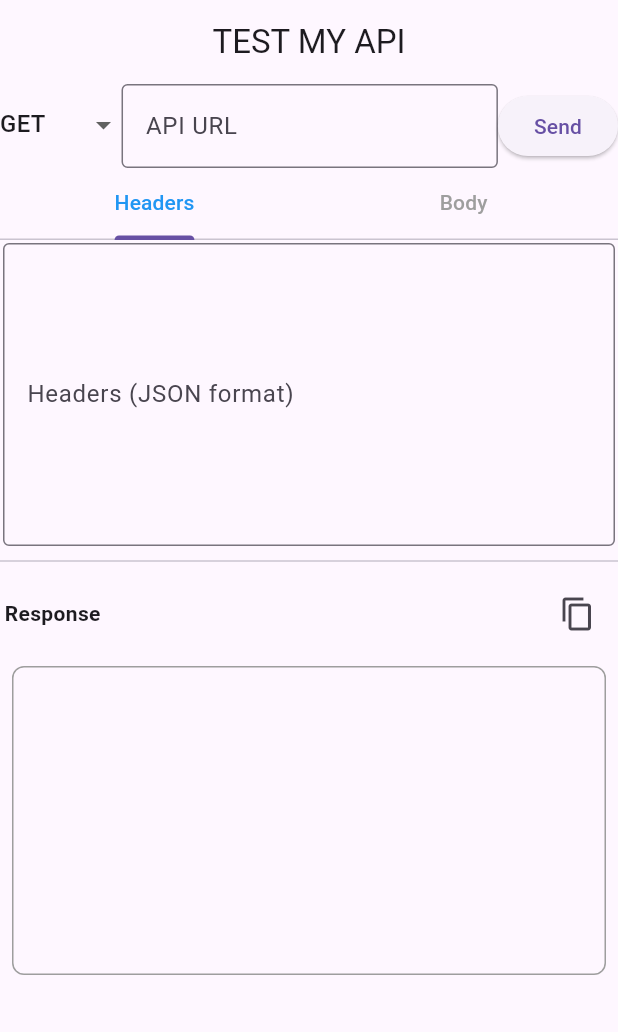
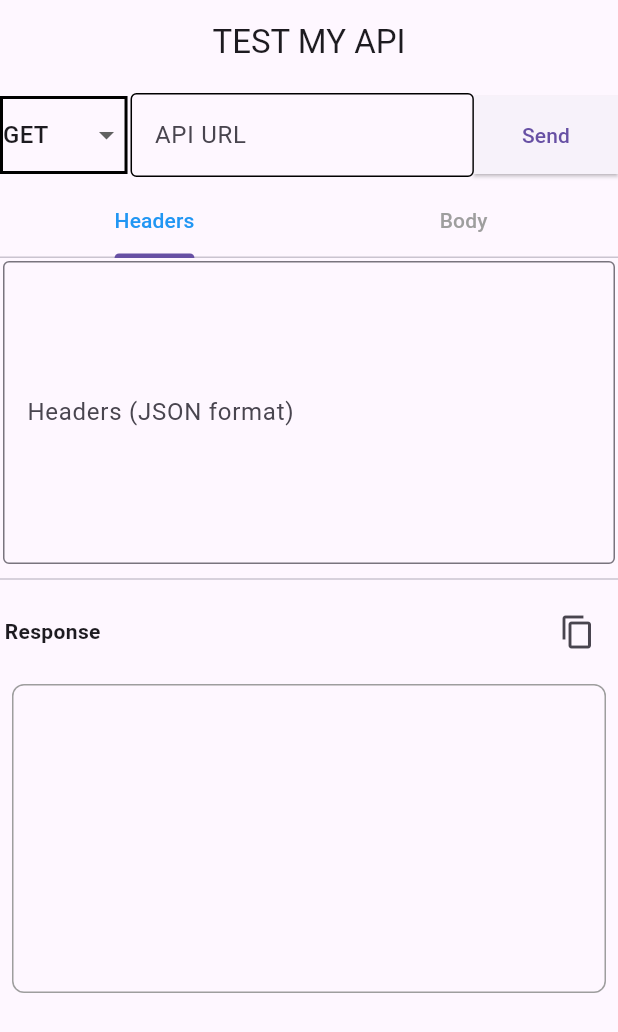
Before and after one commit to neelakandanz/Test-My-Api, a Flutter app: the screen it shows after launch, on a phone screen of 412 x 824 dp. Shown: the top 1032 px of the screen. Run offline on Flutter 3.47's test engine with Material 3 defaults, Android fonts, the phone set to English and light mode, and no system bars; our stand-ins replace dio.

Commit message:
ui refactor and changes
some colors and ui changes

```diff
--- a/lib/app/mvc/view/home_screen.dart
+++ b/lib/app/mvc/view/home_screen.dart
@@ -90,18 +90,26 @@ class ApiTesterHomeState extends State<ApiTesterHome>
         child: Column(
           children: [
             Padding(
-              padding: const EdgeInsets.all(0.0),
+              padding: const EdgeInsets.symmetric(vertical: 6.0),
               child: Row(
                 children: [
                   Container(
-                    height: 50,
-                    color: Colors.transparent,
+                    //     height: 50,
+                    decoration: BoxDecoration(
+                      border: Border.all(
+                          color: Colors.black,
+                          width: 2), // Set border color and width
+                      borderRadius: BorderRadius
+                          .zero, // No rounded corners, rectangular shape
+                    ),
                     child: DropdownButton<String>(
-                      underline: Container(),
+                      underline: Container(), // Hide the default underline
                       value: _selectedMethod,
                       items: _methods.map((method) {
                         return DropdownMenuItem(
-                            value: method, child: Text(method));
+                          value: method,
+                          child: Text(method),
+                        );
                       }).toList(),
                       onChanged: (value) {
                         setState(() {
@@ -110,18 +118,30 @@ class ApiTesterHomeState extends State<ApiTesterHome>
                       },
                     ),
                   ),
+
+                  const SizedBox(
+                    width: 2,
+                  ),
                   Expanded(
-                    child: UrlInputField(
-                        controller: _urlController),
+                    child: UrlInputField(controller: _urlController),
                   ), // Use the new class here
 
                   const SizedBox(width: 0),
                   ElevatedButton(
                     onPressed: _isLoading ? null : _sendRequest,
+                    style: ElevatedButton.styleFrom(
+                      shape: const RoundedRectangleBorder(
+                        borderRadius: BorderRadius
+                            .zero, // No rounded corners, fully rectangular
+                      ),
+                      padding: const EdgeInsets.symmetric(
+                          vertical: 16,
+                          horizontal: 32), // Adjust padding as needed
+                    ),
                     child: _isLoading
                         ? const CircularProgressIndicator(color: Colors.white)
                         : const Text('Send'),
-                  ),
+                  )
                 ],
               ),
             ),
@@ -177,9 +197,9 @@ class ApiTesterHomeState extends State<ApiTesterHome>
                     style: TextStyle(fontWeight: FontWeight.bold),
                   ),
                   IconButton(
-                    onPressed: () async{
-                      final formattedResponse =  formatResponse(_response);
-                    CopyUtils.copyToClipboard(context, formattedResponse);
+                    onPressed: () async {
+                      final formattedResponse = formatResponse(_response);
+                      CopyUtils.copyToClipboard(context, formattedResponse);
                     },
                     icon: const Icon(Icons.copy),
                   )
--- a/lib/app/ui/url_input_field.dart
+++ b/lib/app/ui/url_input_field.dart
@@ -8,11 +8,20 @@ class UrlInputField extends StatelessWidget {
   @override
   Widget build(BuildContext context) {
     return TextField(
-        controller: controller,
-        decoration: const InputDecoration(
-          labelText: 'API URL',
-          border: OutlineInputBorder(),
+      controller: controller,
+      decoration: const InputDecoration(
+        labelText: 'API URL',
+        border: OutlineInputBorder(),
+        // Customize border colors
+        enabledBorder: OutlineInputBorder(
+          borderSide:
+              BorderSide(color: Colors.black), // Border color when not focused
         ),
-      );
+        focusedBorder: OutlineInputBorder(
+          borderSide:
+              BorderSide(color: Colors.black), // Border color when focused
+        ),
+      ),
+    );
   }
 }
--- a/lib/main.dart
+++ b/lib/main.dart
@@ -4,6 +4,7 @@ import 'app/mvc/view/home_screen.dart';
 void main() {
   runApp(const ApiTesterApp());
 }
+
 //test
 class ApiTesterApp extends StatelessWidget {
   const ApiTesterApp({super.key});
@@ -14,7 +15,7 @@ class ApiTesterApp extends StatelessWidget {
       debugShowCheckedModeBanner: false,
       title: 'Test My Api',
       theme: ThemeData(primarySwatch: Colors.blue),
-      home:  const ApiTesterHome(),
+      home: const ApiTesterHome(),
     );
   }
 }
```
